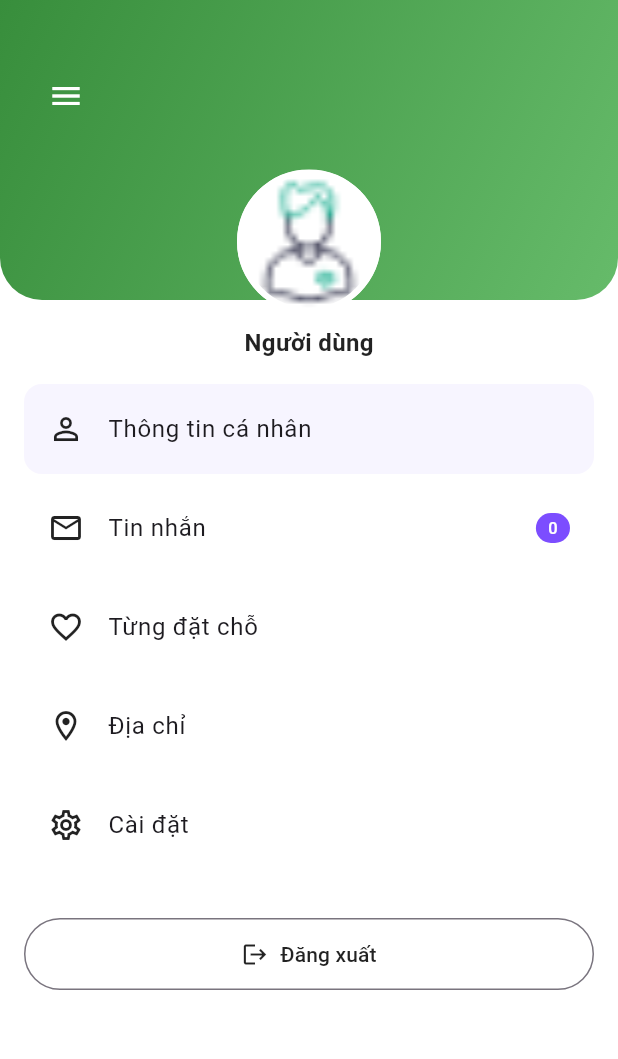
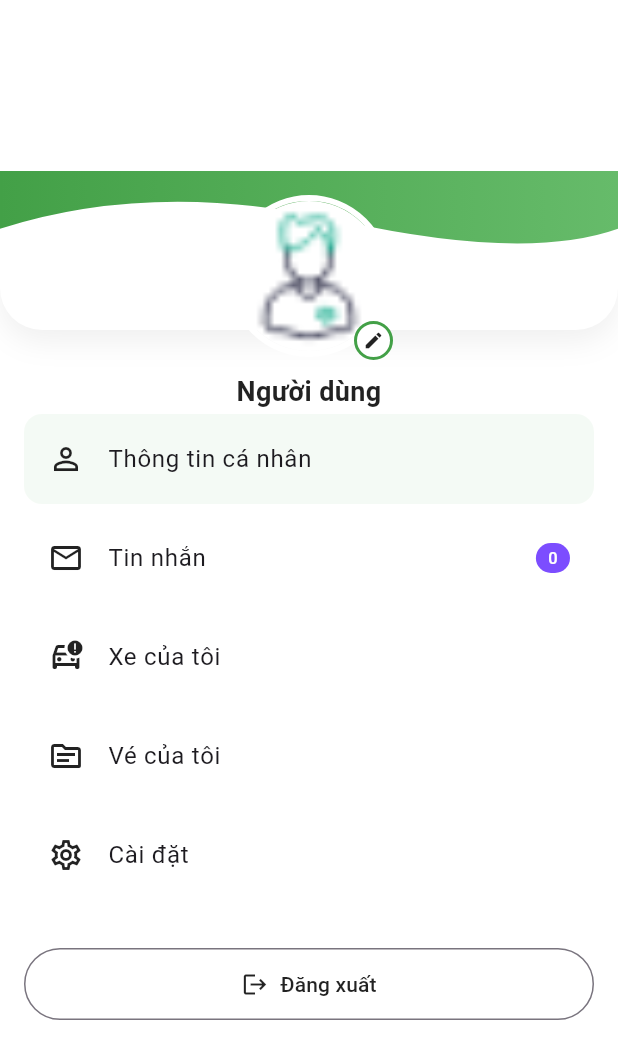
Before and after one commit to trungdq3305/park-smart, a Flutter app: the ProfileScreen screen opened directly, on a phone screen of 412 x 824 dp. Shown: the top 1059 px of the screen. Run offline on Flutter 3.47's test engine with Material 3 defaults, Android fonts, the phone set to English and light mode, and no system bars; our stand-ins replace flutter_dotenv, flutter_secure_storage; accounts and stored records are empty.

Commit message:
profile còn lỗi UI

```diff
--- a/mobile/lib/screens/user/profile_screen.dart
+++ b/mobile/lib/screens/user/profile_screen.dart
@@ -53,17 +53,40 @@ class _ProfileScreenState extends State<ProfileScreen> {
     return Stack(
       clipBehavior: Clip.none,
       children: [
+        // White card-like header
         Container(
-          height: 200,
+          height: 220,
           decoration: BoxDecoration(
-            gradient: LinearGradient(
-              begin: Alignment.topLeft,
-              end: Alignment.bottomRight,
-              colors: [Colors.green.shade700, Colors.green.shade400],
-            ),
+            color: Colors.white,
             borderRadius: const BorderRadius.only(
               bottomLeft: Radius.circular(28),
               bottomRight: Radius.circular(28),
+            ),
+            boxShadow: [
+              BoxShadow(
+                color: Colors.black.withOpacity(0.06),
+                blurRadius: 16,
+                offset: const Offset(0, 8),
+              ),
+            ],
+          ),
+        ),
+        // Small green wave band at the bottom
+        Positioned(
+          left: 0,
+          right: 0,
+          bottom: -4,
+          child: ClipPath(
+            clipper: _BottomWaveClipper(),
+            child: Container(
+              height: 110,
+              decoration: BoxDecoration(
+                gradient: LinearGradient(
+                  begin: Alignment.centerLeft,
+                  end: Alignment.centerRight,
+                  colors: [Colors.green.shade600, Colors.green.shade400],
+                ),
+              ),
             ),
           ),
         ),
@@ -78,16 +101,23 @@ class _ProfileScreenState extends State<ProfileScreen> {
         Positioned(
           left: 0,
           right: 0,
-          bottom: -40,
+          bottom: -54,
           child: Column(
             children: [
-              Container(
-                width: 96,
-                height: 96,
+              SizedBox(
+                width: 108,
+                height: 108,
+                child: Stack(
+                  clipBehavior: Clip.none,
+                  children: [
+                    Positioned.fill(
+                      child: Container(
                         decoration: BoxDecoration(
                           shape: BoxShape.circle,
                           border: Border.all(color: Colors.white, width: 4),
-                  image: const DecorationImage(
+                        ),
+                        child: const ClipOval(
+                          child: Image(
                             image: AssetImage(
                               'assets/wired-outline-268-avatar-man-hover-glance.png',
                             ),
@@ -95,18 +125,46 @@ class _ProfileScreenState extends State<ProfileScreen> {
                           ),
                         ),
                       ),
-              const SizedBox(height: 8),
+                    ),
+                    Positioned(
+                      right: -2,
+                      bottom: -2,
+                      child: Container(
+                        width: 26,
+                        height: 26,
+                        decoration: BoxDecoration(
+                          color: Colors.white,
+                          shape: BoxShape.circle,
+                          border: Border.all(
+                            color: Colors.green.shade600,
+                            width: 2,
+                          ),
+                        ),
+                        child: const Icon(
+                          Icons.edit,
+                          size: 14,
+                          color: Colors.black87,
+                        ),
+                      ),
+                    ),
+                  ],
+                ),
+              ),
+              const SizedBox(height: 10),
               Text(
                 fullName,
+                textAlign: TextAlign.center,
                 style: const TextStyle(
                   color: Colors.black87,
                   fontWeight: FontWeight.w700,
-                  fontSize: 16,
+                  fontSize: 18,
                 ),
               ),
+              if (role.isNotEmpty) const SizedBox(height: 2),
               if (role.isNotEmpty)
                 Text(
                   role,
+                  textAlign: TextAlign.center,
                   style: const TextStyle(color: Colors.black54, fontSize: 12),
                 ),
             ],
@@ -123,7 +181,7 @@ class _ProfileScreenState extends State<ProfileScreen> {
     VoidCallback? onTap,
     bool selected = false,
   }) {
-    final Color highlight = const Color(0xFF7C4DFF);
+    final Color highlight = Colors.green;
     return Container(
       decoration: BoxDecoration(
         color: selected ? highlight.withOpacity(0.06) : Colors.transparent,
@@ -141,13 +199,10 @@ class _ProfileScreenState extends State<ProfileScreen> {
 
   @override
   Widget build(BuildContext context) {
-    final String email = (_claims?['email'] ?? '').toString();
-    final String phone = (_claims?['phoneNumber'] ?? '').toString();
-    final String role = (_claims?['role'] ?? '').toString();
-
     return AppScaffold(
       showBottomNav: false,
       body: SafeArea(
+        top: false,
         child: SingleChildScrollView(
           child: Column(
             children: [
@@ -193,14 +248,14 @@ class _ProfileScreenState extends State<ProfileScreen> {
                     ),
                     const SizedBox(height: 6),
                     _buildTile(
-                      icon: Icons.favorite_border,
-                      title: 'Từng đặt chỗ',
+                      icon: Icons.car_crash_outlined,
+                      title: 'Xe của tôi',
                       onTap: () {},
                     ),
                     const SizedBox(height: 6),
                     _buildTile(
-                      icon: Icons.location_on_outlined,
-                      title: 'Địa chỉ',
+                      icon: Icons.topic_outlined,
+                      title: 'Vé của tôi',
                       onTap: () {},
                     ),
                     const SizedBox(height: 6),
@@ -239,3 +294,36 @@ class _ProfileScreenState extends State<ProfileScreen> {
     );
   }
 }
+
+class _BottomWaveClipper extends CustomClipper<Path> {
+  @override
+  Path getClip(Size size) {
+    final Path path = Path();
+    path.lineTo(0, size.height * 0.35);
+
+    final firstControlPoint = Offset(size.width * 0.25, size.height * 0.05);
+    final firstEndPoint = Offset(size.width * 0.55, size.height * 0.30);
+    path.quadraticBezierTo(
+      firstControlPoint.dx,
+      firstControlPoint.dy,
+      firstEndPoint.dx,
+      firstEndPoint.dy,
+    );
+
+    final secondControlPoint = Offset(size.width * 0.85, size.height * 0.55);
+    final secondEndPoint = Offset(size.width, size.height * 0.35);
+    path.quadraticBezierTo(
+      secondControlPoint.dx,
+      secondControlPoint.dy,
+      secondEndPoint.dx,
+      secondEndPoint.dy,
+    );
+
+    path.lineTo(size.width, 0);
+    path.close();
+    return path;
+  }
+
+  @override
+  bool shouldReclip(covariant CustomClipper<Path> oldClipper) => false;
+}
```
Lines whose indentation alone changed are shown as unchanged.
